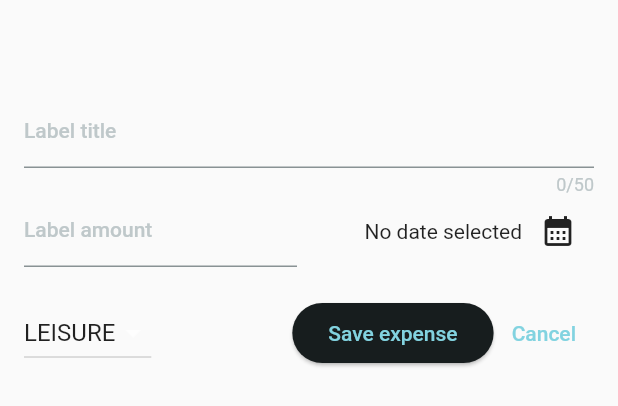
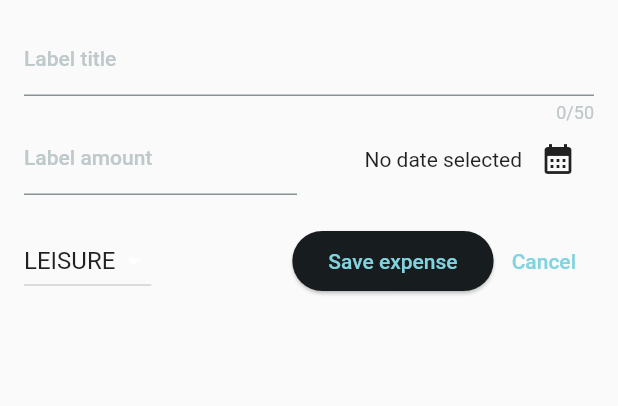
Before and after one commit to alvdev/mobile-apps, a Flutter app: the NewExpense widget shown alone on an empty page, opened directly with empty values, on a phone screen of 412 x 824 dp. Shown: the top 406 px of the screen. Run offline on Flutter 3.47's test engine with Material 2 defaults, Android fonts, the phone set to English and light mode, and no system bars; our stand-ins replace cloud_firestore, firebase_auth, firebase_core, font_awesome_flutter, google_fonts, google_sign_in and 2 more; accounts and stored records are empty.

Commit message:
add safe area to new expense modal

```diff
--- a/expenses/lib/expenses.dart
+++ b/expenses/lib/expenses.dart
@@ -29,6 +29,7 @@ class _ExpensesState extends State<Expenses> {
 
   void _openAddExpenseOverlay() {
     showModalBottomSheet(
+      useSafeArea: true,
       isScrollControlled: true,
       context: context,
       builder: (ctx) => NewExpense(onSaveExpense: _addExpense),
--- a/expenses/lib/new_expense.dart
+++ b/expenses/lib/new_expense.dart
@@ -79,7 +79,7 @@ class _NewExpenseState extends State<NewExpense> {
   @override
   Widget build(BuildContext context) {
     return Padding(
-      padding: const EdgeInsets.fromLTRB(16, 64, 16, 16),
+      padding: const EdgeInsets.fromLTRB(16, 16, 16, 16),
       child: Column(
         children: [
           TextField(
```
